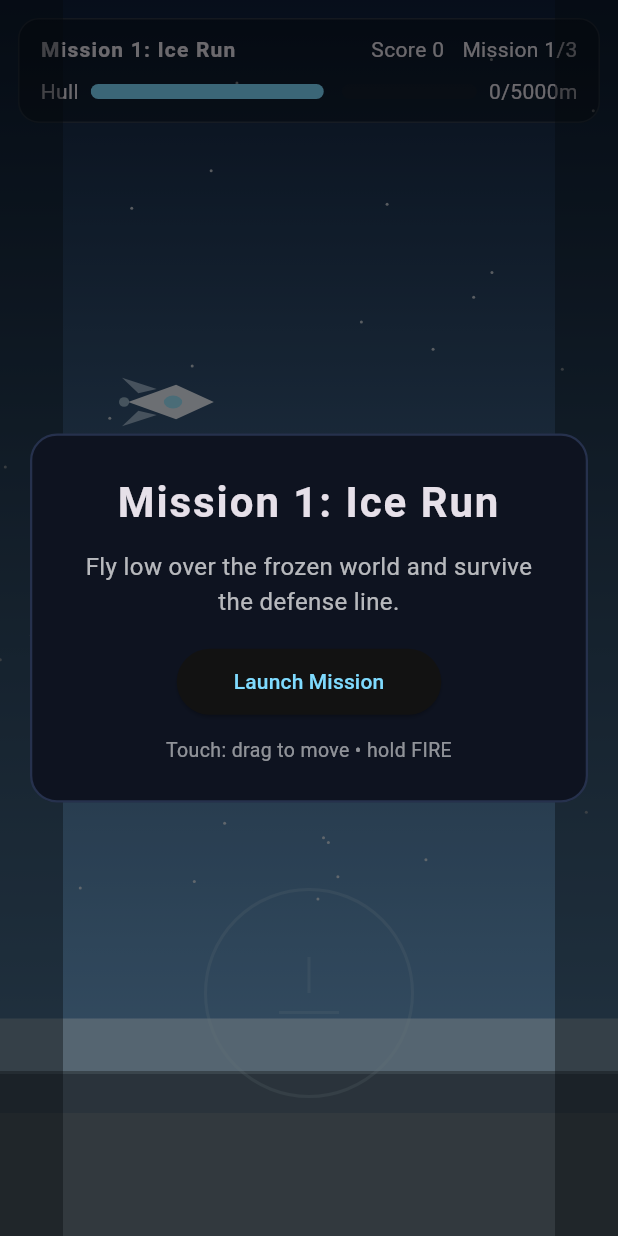
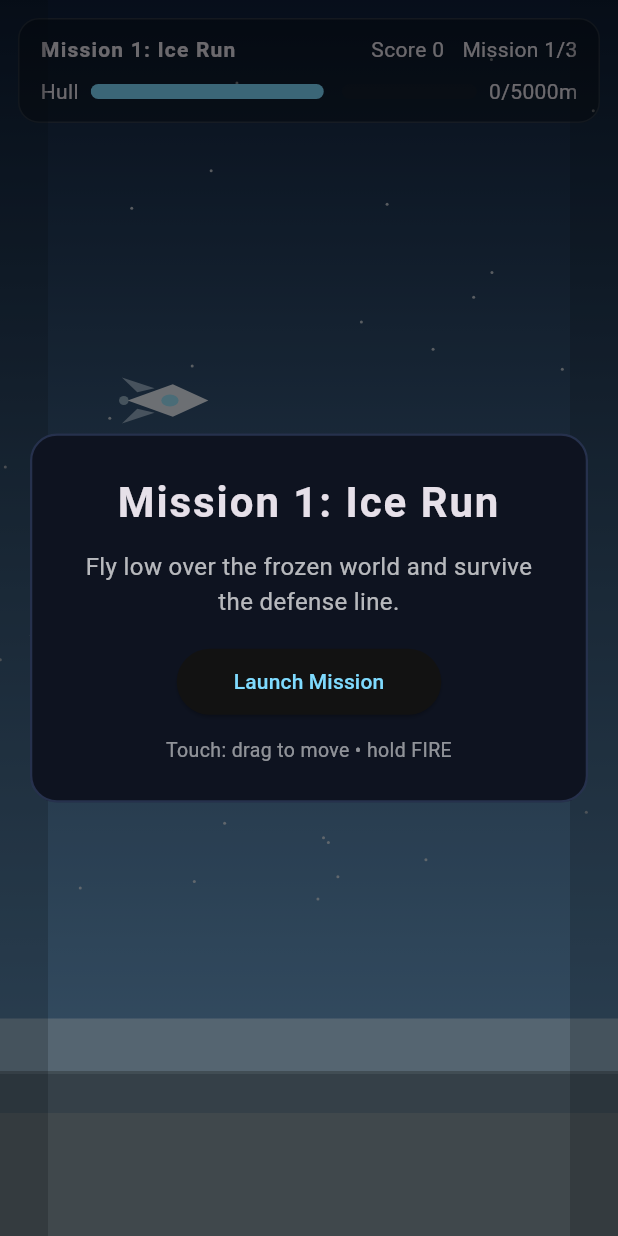
Before and after one commit to JvSlice/Flight_Fight, a Flutter app: the EmpireFlightGame screen opened directly, on a phone screen of 412 x 824 dp. Run offline on Flutter 3.47's test engine with Material 3 defaults, Android fonts, the phone set to English and light mode, and no system bars.

Commit message:
Update empire_flight_game.dart

```diff
--- a/lib/game/empire_flight_game.dart
+++ b/lib/game/empire_flight_game.dart
@@ -50,6 +50,7 @@ class _Obstacle {
   Color color;
   bool isEnemy;
   bool active;
+  int hp;
 
   _Obstacle({
     required this.x,
@@ -59,6 +60,7 @@ class _Obstacle {
     required this.color,
     required this.isEnemy,
     this.active = true,
+    this.hp = 1,
   });
 
   Rect get rect => Rect.fromLTWH(x, y, w, h);
@@ -74,7 +76,7 @@ class _Bullet {
   _Bullet({
     required this.x,
     required this.y,
-    this.w = 20,
+    this.w = 18,
     this.h = 4,
     this.active = true,
   });
@@ -113,8 +115,8 @@ class _EmpireFlightGameState extends State<EmpireFlightGame> {
 
   double playerX = 80;
   double playerY = 250;
-  final double playerW = 68;
-  final double playerH = 36;
+  final double playerW = 64;
+  final double playerH = 34;
 
   bool leftPressed = false;
   bool rightPressed = false;
@@ -144,8 +146,8 @@ class _EmpireFlightGameState extends State<EmpireFlightGame> {
           Color(0xFFDFF5FF),
         ],
         goalDistance: 5000,
-        baseSpeed: 210,
-        spawnRate: 0.95,
+        baseSpeed: 220,
+        spawnRate: 0.92,
       ),
       _MissionData(
         name: 'Mission 2: Forest Run',
@@ -157,8 +159,8 @@ class _EmpireFlightGameState extends State<EmpireFlightGame> {
           Color(0xFF29452C),
           Color(0xFF1D341F),
         ],
-        goalDistance: 6000,
-        baseSpeed: 230,
+        goalDistance: 6200,
+        baseSpeed: 240,
         spawnRate: 0.82,
       ),
       _MissionData(
@@ -171,8 +173,8 @@ class _EmpireFlightGameState extends State<EmpireFlightGame> {
           Color(0xFFC78A4B),
           Color(0xFF9A6536),
         ],
-        goalDistance: 7000,
-        baseSpeed: 250,
+        goalDistance: 7400,
+        baseSpeed: 260,
         spawnRate: 0.72,
       ),
     ];
@@ -333,12 +335,12 @@ class _EmpireFlightGameState extends State<EmpireFlightGame> {
 
   void _spawnObstacles(double dt) {
     spawnTimer += dt;
-    final delay = max(0.30, mission.spawnRate / difficultyScale);
+    final delay = max(0.28, mission.spawnRate / difficultyScale);
 
     if (spawnTimer < delay) return;
     spawnTimer = 0;
 
-    final isEnemy = rng.nextDouble() < 0.45;
+    final isEnemy = rng.nextDouble() < 0.5;
     final laneY = 90 + rng.nextDouble() * max(120.0, _playSize.height - 220.0);
 
     if (isEnemy) {
@@ -350,6 +352,7 @@ class _EmpireFlightGameState extends State<EmpireFlightGame> {
           h: 28,
           color: const Color(0xFFE16A6A),
           isEnemy: true,
+          hp: 2,
         ),
       );
     } else {
@@ -425,8 +428,17 @@ class _EmpireFlightGameState extends State<EmpireFlightGame> {
 
         if (b.rect.overlaps(o.rect)) {
           b.active = false;
+
+          if (o.isEnemy) {
+            o.hp -= 1;
+            if (o.hp <= 0) {
               o.active = false;
-          score += o.isEnemy ? 130 : 40;
+              score += 130;
+            }
+          } else {
+            o.active = false;
+            score += 40;
+          }
         }
       }
 
@@ -444,18 +456,25 @@ class _EmpireFlightGameState extends State<EmpireFlightGame> {
 
   void _fire() {
     // HACKABLE NOTE:
-    // Lower this for faster fire rate. Raise bullet cap for more spam.
+    // Lower cooldown for more shooting.
+    // Raise bullet cap for heavier laser spam.
     if (fireCooldown > 0) return;
-    if (bullets.length > 10) return;
+    if (bullets.length > 12) return;
 
     bullets.add(
       _Bullet(
-        x: playerX + playerW - 4,
-        y: playerY + playerH / 2 - 2,
+        x: playerX + playerW - 2,
+        y: playerY + playerH * 0.35,
+      ),
+    );
+    bullets.add(
+      _Bullet(
+        x: playerX + playerW - 2,
+        y: playerY + playerH * 0.65 - 4,
       ),
     );
 
-    fireCooldown = 0.12;
+    fireCooldown = 0.10;
   }
 
   void _startMission() {
@@ -746,9 +765,8 @@ class _EmpireFlightGameState extends State<EmpireFlightGame> {
                     ),
                   ),
 
-                  // Cockpit frame
+                  // Simple cockpit overlay
                   IgnorePointer(
-                    child: Positioned.fill(
                     child: Stack(
                       children: [
                         Positioned(
@@ -758,10 +776,10 @@ class _EmpireFlightGameState extends State<EmpireFlightGame> {
                           height: 110,
                           child: Container(
                             decoration: BoxDecoration(
-                                color: const Color(0x88081118),
+                              color: const Color(0x66081118),
                               border: Border(
                                 top: BorderSide(
-                                    color: mission.accent.withOpacity(0.28),
+                                  color: mission.accent.withOpacity(0.25),
                                   width: 2,
                                 ),
                               ),
@@ -772,60 +790,17 @@ class _EmpireFlightGameState extends State<EmpireFlightGame> {
                           left: 0,
                           top: 0,
                           bottom: 0,
-                            width: 42,
-                            child: Container(color: const Color(0x66081118)),
+                          width: 32,
+                          child: Container(color: const Color(0x33081118)),
                         ),
                         Positioned(
                           right: 0,
                           top: 0,
                           bottom: 0,
-                            width: 42,
-                            child: Container(color: const Color(0x66081118)),
-                          ),
-                          Positioned(
-                            left: 0,
-                            right: 0,
-                            bottom: 92,
-                            child: Center(
-                              child: Container(
-                                width: 140,
-                                height: 140,
-                                decoration: BoxDecoration(
-                                  shape: BoxShape.circle,
-                                  border: Border.all(
-                                    color: mission.accent.withOpacity(0.18),
-                                    width: 2,
-                                  ),
-                                ),
-                              ),
-                            ),
-                          ),
-                          Positioned(
-                            left: 0,
-                            right: 0,
-                            bottom: 162,
-                            child: Center(
-                              child: Container(
-                                width: 2,
-                                height: 24,
-                                color: mission.accent.withOpacity(0.18),
-                              ),
-                            ),
-                          ),
-                          Positioned(
-                            left: 0,
-                            right: 0,
-                            bottom: 148,
-                            child: Center(
-                              child: Container(
-                                width: 40,
-                                height: 2,
-                                color: mission.accent.withOpacity(0.18),
-                              ),
-                            ),
+                          width: 32,
+                          child: Container(color: const Color(0x33081118)),
                         ),
                       ],
-                      ),
                     ),
                   ),
 
@@ -903,19 +878,19 @@ class _EmpireFlightGameState extends State<EmpireFlightGame> {
                       right: 20,
                       bottom: 20,
                       child: SafeArea(
-                        child: GestureDetector(
-                          onTapDown: (_) {
+                        child: Listener(
+                          onPointerDown: (_) {
                             setState(() {
                               firePressed = true;
                             });
                             _fire();
                           },
-                          onTapUp: (_) {
+                          onPointerUp: (_) {
                             setState(() {
                               firePressed = false;
                             });
                           },
-                          onTapCancel: () {
+                          onPointerCancel: (_) {
                             setState(() {
                               firePressed = false;
                             });
```
Lines whose indentation alone changed are shown as unchanged.
